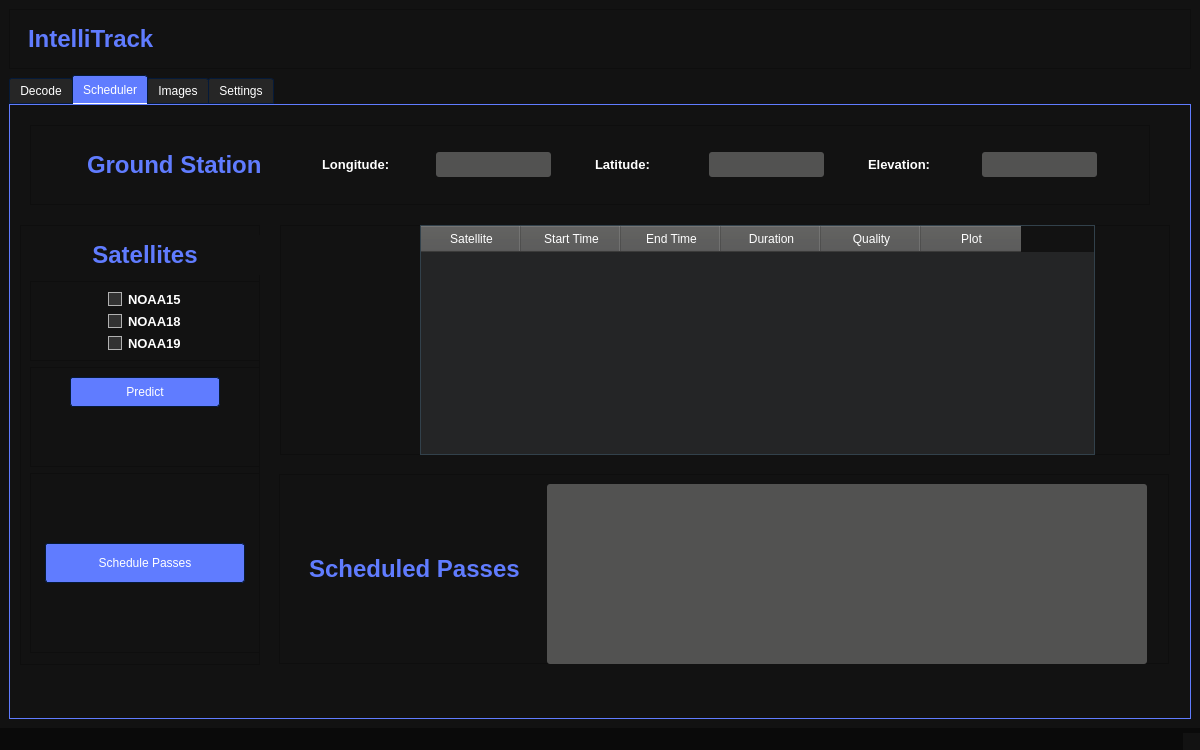
Qt form PythonQt/uiFile/mainwindow.ui (JamesOstrowski21/Senior_Design-) before a commit.
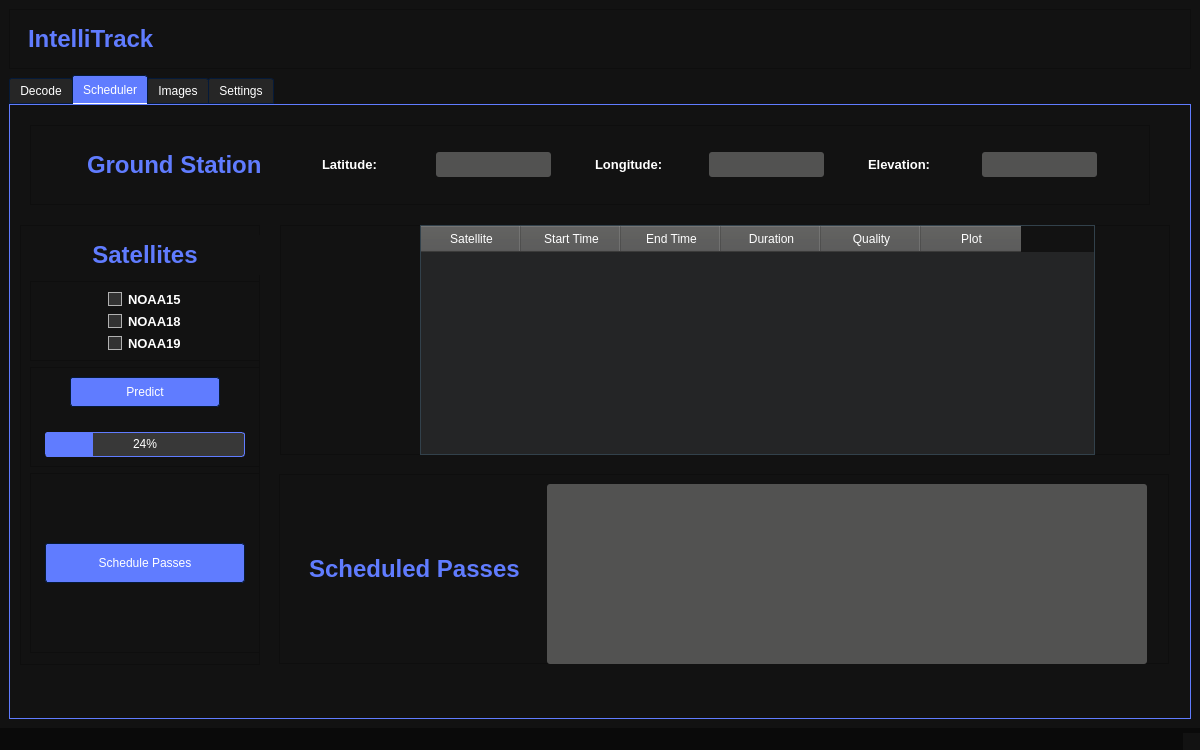
The same form after that commit. Icons and pictures are not drawn.

Commit message: tabel size changes

Diff of the .ui file:
```diff
--- a/PythonQt/uiFile/mainwindow.ui
+++ b/PythonQt/uiFile/mainwindow.ui
@@ -1860,6 +1860,25 @@
                 </property>
                </widget>
               </item>
+              <item alignment="Qt::AlignHCenter">
+               <widget class="QProgressBar" name="predict_progress">
+                <property name="minimumSize">
+                 <size>
+                  <width>200</width>
+                  <height>25</height>
+                 </size>
+                </property>
+                <property name="maximumSize">
+                 <size>
+                  <width>200</width>
+                  <height>25</height>
+                 </size>
+                </property>
+                <property name="value">
+                 <number>24</number>
+                </property>
+               </widget>
+              </item>
              </layout>
             </widget>
            </item>
@@ -1955,50 +1974,6 @@
              </property>
             </widget>
            </item>
-           <item>
-            <widget class="QLabel" name="longitude_label">
-             <property name="minimumSize">
-              <size>
-               <width>70</width>
-               <height>25</height>
-              </size>
-             </property>
-             <property name="maximumSize">
-              <size>
-               <width>70</width>
-               <height>25</height>
-              </size>
-             </property>
-             <property name="font">
-              <font>
-               <pointsize>10</pointsize>
-               <bold>true</bold>
-              </font>
-             </property>
-             <property name="text">
-              <string>Longitude:</string>
-             </property>
-            </widget>
-           </item>
-           <item>
-            <widget class="QLineEdit" name="latitude">
-             <property name="minimumSize">
-              <size>
-               <width>115</width>
-               <height>25</height>
-              </size>
-             </property>
-             <property name="maximumSize">
-              <size>
-               <width>115</width>
-               <height>25</height>
-              </size>
-             </property>
-             <property name="text">
-              <string/>
-             </property>
-            </widget>
-           </item>
            <item>
             <widget class="QLabel" name="latitude_label">
              <property name="minimumSize">
@@ -2024,6 +1999,50 @@
              </property>
             </widget>
            </item>
+           <item>
+            <widget class="QLineEdit" name="latitude">
+             <property name="minimumSize">
+              <size>
+               <width>115</width>
+               <height>25</height>
+              </size>
+             </property>
+             <property name="maximumSize">
+              <size>
+               <width>115</width>
+               <height>25</height>
+              </size>
+             </property>
+             <property name="text">
+              <string/>
+             </property>
+            </widget>
+           </item>
+           <item>
+            <widget class="QLabel" name="longitude_label">
+             <property name="minimumSize">
+              <size>
+               <width>70</width>
+               <height>25</height>
+              </size>
+             </property>
+             <property name="maximumSize">
+              <size>
+               <width>70</width>
+               <height>25</height>
+              </size>
+             </property>
+             <property name="font">
+              <font>
+               <pointsize>10</pointsize>
+               <bold>true</bold>
+              </font>
+             </property>
+             <property name="text">
+              <string>Longitude:</string>
+             </property>
+            </widget>
+           </item>
            <item>
             <widget class="QLineEdit" name="longitude">
              <property name="minimumSize">
```
Left out of the diff: 4 changed lines with no effect on the pictures. The commit also changes 2 other files.
